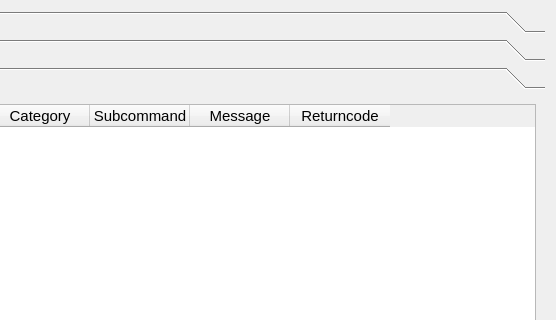
First picture: the form in src/vorta/assets/UI/scheduletab.ui, repository borgbase/vorta, before the edit; both pictures show x 131 to 687 and y 0 to 320 of the 687 by 507 pixel window.
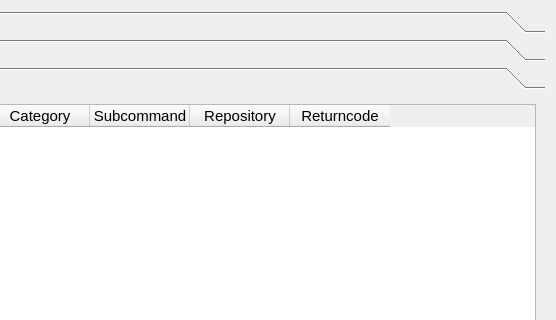
Second picture: the form after the edit. The open tabs and pages were chosen to show the change. Icons and pictures are not drawn.

The edit to the form file:
```diff
--- a/src/vorta/assets/UI/scheduletab.ui
+++ b/src/vorta/assets/UI/scheduletab.ui
@@ -363,8 +363,8 @@
        <rect>
         <x>0</x>
         <y>0</y>
-        <width>100</width>
-        <height>98</height>
+        <width>663</width>
+        <height>381</height>
        </rect>
       </property>
       <attribute name="icon">
@@ -408,7 +408,7 @@
          </column>
          <column>
           <property name="text">
-           <string>Message</string>
+           <string>Repository</string>
           </property>
          </column>
          <column>
```
Left out of the diff: 9 changed lines with no effect on the pictures.
